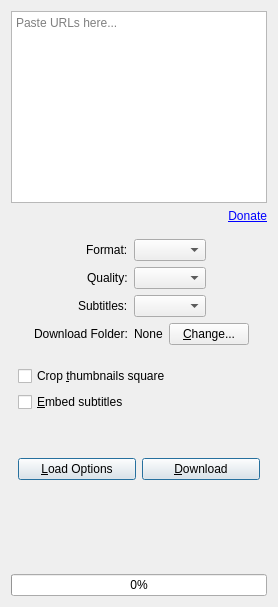
Before: the Qt Designer form src/media_downloader/ui/tab.ui in markop404/media-downloader, drawn with Qt 5.
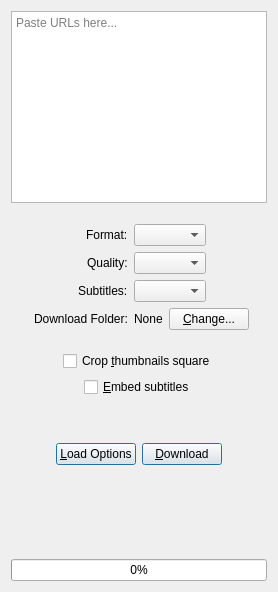
After: the same form once the commit is applied. Icons and pictures are not drawn. Custom widgets are drawn as their Qt base class.

Patch:
```diff
--- a/src/media_downloader/ui/tab.ui
+++ b/src/media_downloader/ui/tab.ui
@@ -10,22 +10,6 @@
      </property>
     </widget>
    </item>
-   <item>
-    <widget class="QLabel" name="donationLinkLabel">
-     <property name="toolTip">
-      <string>This app is the result of countless hours of development by Marko Pejić. If it's useful to you, please consider supporting its development with a donation.&lt;br&gt;Thank you!</string>
-     </property>
-     <property name="text">
-      <string>&lt;a href=&quot;https://downloader.markopejic.com/donate&quot;&gt;Donate&lt;/a&gt;</string>
-     </property>
-     <property name="alignment">
-      <set>Qt::AlignmentFlag::AlignRight|Qt::AlignmentFlag::AlignTop|Qt::AlignmentFlag::AlignTrailing</set>
-     </property>
-     <property name="openExternalLinks">
-      <bool>true</bool>
-     </property>
-    </widget>
-   </item>
    <item>
     <spacer name="verticalSpacer">
      <property name="orientation">
@@ -37,7 +21,7 @@
      <property name="sizeHint" stdset="0">
       <size>
        <width>0</width>
-       <height>10</height>
+       <height>15</height>
       </size>
      </property>
     </spacer>
@@ -178,6 +162,12 @@
        <property name="orientation">
         <enum>Qt::Orientation::Horizontal</enum>
        </property>
+       <property name="sizeHint" stdset="0">
+        <size>
+         <width>0</width>
+         <height>0</height>
+        </size>
+       </property>
       </spacer>
      </item>
      <item>
@@ -198,6 +188,12 @@
        <property name="orientation">
         <enum>Qt::Orientation::Horizontal</enum>
        </property>
+       <property name="sizeHint" stdset="0">
+        <size>
+         <width>0</width>
+         <height>0</height>
+        </size>
+       </property>
       </spacer>
      </item>
     </layout>
@@ -209,6 +205,12 @@
        <property name="orientation">
         <enum>Qt::Orientation::Horizontal</enum>
        </property>
+       <property name="sizeHint" stdset="0">
+        <size>
+         <width>0</width>
+         <height>0</height>
+        </size>
+       </property>
       </spacer>
      </item>
      <item>
@@ -229,6 +231,12 @@
        <property name="orientation">
         <enum>Qt::Orientation::Horizontal</enum>
        </property>
+       <property name="sizeHint" stdset="0">
+        <size>
+         <width>0</width>
+         <height>0</height>
+        </size>
+       </property>
       </spacer>
      </item>
     </layout>
@@ -256,6 +264,12 @@
        <property name="orientation">
         <enum>Qt::Orientation::Horizontal</enum>
        </property>
+       <property name="sizeHint" stdset="0">
+        <size>
+         <width>0</width>
+         <height>0</height>
+        </size>
+       </property>
       </spacer>
      </item>
      <item>
@@ -301,6 +315,12 @@
        <property name="orientation">
         <enum>Qt::Orientation::Horizontal</enum>
        </property>
+       <property name="sizeHint" stdset="0">
+        <size>
+         <width>0</width>
+         <height>0</height>
+        </size>
+       </property>
       </spacer>
      </item>
     </layout>
@@ -328,6 +348,12 @@
        <property name="orientation">
         <enum>Qt::Orientation::Horizontal</enum>
        </property>
+       <property name="sizeHint" stdset="0">
+        <size>
+         <width>0</width>
+         <height>0</height>
+        </size>
+       </property>
       </spacer>
      </item>
      <item>
@@ -370,6 +396,12 @@
        <property name="orientation">
         <enum>Qt::Orientation::Horizontal</enum>
        </property>
+       <property name="sizeHint" stdset="0">
+        <size>
+         <width>0</width>
+         <height>0</height>
+        </size>
+       </property>
       </spacer>
      </item>
     </layout>
```
